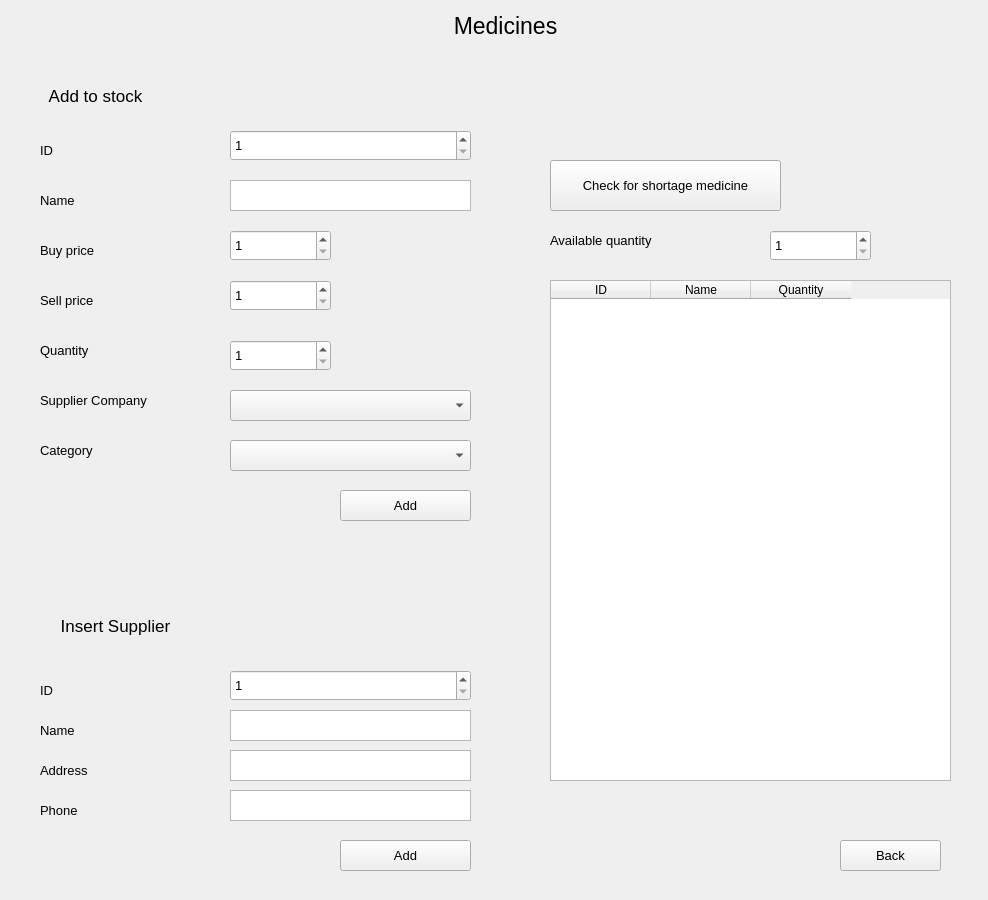
Before: the Qt Designer form medicine_window/medicine_window.ui in osamamuhammad3623/pharmacy_management_system, drawn with Qt 5.
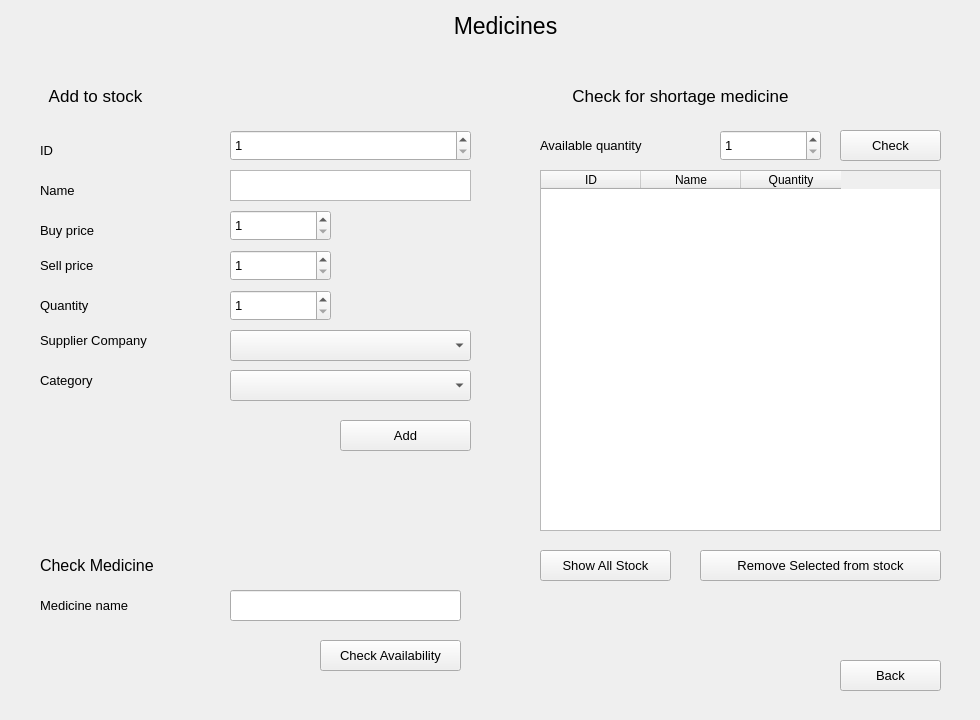
After: the same form once the commit is applied.

Patch:
```diff
--- a/medicine_window/medicine_window.ui
+++ b/medicine_window/medicine_window.ui
@@ -6,8 +6,8 @@
    <rect>
     <x>0</x>
     <y>0</y>
-    <width>988</width>
-    <height>900</height>
+    <width>980</width>
+    <height>720</height>
    </rect>
   </property>
   <property name="windowTitle">
@@ -17,7 +17,7 @@
    <property name="geometry">
     <rect>
      <x>40</x>
-     <y>380</y>
+     <y>320</y>
      <width>201</width>
      <height>41</height>
     </rect>
@@ -34,10 +34,10 @@
   <widget class="QLabel" name="label_10">
    <property name="geometry">
     <rect>
-     <x>550</x>
-     <y>220</y>
+     <x>540</x>
+     <y>120</y>
      <width>191</width>
-     <height>41</height>
+     <height>51</height>
     </rect>
    </property>
    <property name="font">
@@ -53,7 +53,7 @@
    <property name="geometry">
     <rect>
      <x>230</x>
-     <y>230</y>
+     <y>210</y>
      <width>101</width>
      <height>31</height>
     </rect>
@@ -92,7 +92,7 @@
    <property name="geometry">
     <rect>
      <x>230</x>
-     <y>280</y>
+     <y>250</y>
      <width>101</width>
      <height>31</height>
     </rect>
@@ -113,7 +113,7 @@
    <property name="geometry">
     <rect>
      <x>40</x>
-     <y>230</y>
+     <y>210</y>
      <width>101</width>
      <height>41</height>
     </rect>
@@ -131,9 +131,9 @@
    <property name="geometry">
     <rect>
      <x>40</x>
-     <y>330</y>
+     <y>280</y>
      <width>101</width>
-     <height>41</height>
+     <height>51</height>
     </rect>
    </property>
    <property name="font">
@@ -149,7 +149,7 @@
    <property name="geometry">
     <rect>
      <x>340</x>
-     <y>490</y>
+     <y>420</y>
      <width>131</width>
      <height>31</height>
     </rect>
@@ -167,7 +167,7 @@
    <property name="geometry">
     <rect>
      <x>230</x>
-     <y>340</y>
+     <y>290</y>
      <width>101</width>
      <height>31</height>
     </rect>
@@ -188,9 +188,9 @@
    <property name="geometry">
     <rect>
      <x>40</x>
-     <y>280</y>
+     <y>240</y>
      <width>101</width>
-     <height>41</height>
+     <height>51</height>
     </rect>
    </property>
    <property name="font">
@@ -206,7 +206,7 @@
    <property name="geometry">
     <rect>
      <x>40</x>
-     <y>430</y>
+     <y>360</y>
      <width>201</width>
      <height>41</height>
     </rect>
@@ -224,7 +224,7 @@
    <property name="geometry">
     <rect>
      <x>230</x>
-     <y>180</y>
+     <y>170</y>
      <width>241</width>
      <height>31</height>
     </rect>
@@ -238,8 +238,8 @@
   <widget class="QSpinBox" name="max_quantity">
    <property name="geometry">
     <rect>
-     <x>770</x>
-     <y>230</y>
+     <x>720</x>
+     <y>130</y>
      <width>101</width>
      <height>31</height>
     </rect>
@@ -260,7 +260,7 @@
    <property name="geometry">
     <rect>
      <x>40</x>
-     <y>180</y>
+     <y>170</y>
      <width>101</width>
      <height>41</height>
     </rect>
@@ -295,29 +295,11 @@
     <set>Qt::AlignCenter</set>
    </property>
   </widget>
-  <widget class="QPushButton" name="check_shortage">
-   <property name="geometry">
-    <rect>
-     <x>550</x>
-     <y>160</y>
-     <width>231</width>
-     <height>51</height>
-    </rect>
-   </property>
-   <property name="font">
-    <font>
-     <pointsize>10</pointsize>
-    </font>
-   </property>
-   <property name="text">
-    <string>Check for shortage medicine</string>
-   </property>
-  </widget>
   <widget class="QComboBox" name="md_category">
    <property name="geometry">
     <rect>
      <x>230</x>
-     <y>440</y>
+     <y>370</y>
      <width>241</width>
      <height>31</height>
     </rect>
@@ -331,10 +313,10 @@
   <widget class="QTableWidget" name="shortage_table">
    <property name="geometry">
     <rect>
-     <x>550</x>
-     <y>280</y>
+     <x>540</x>
+     <y>170</y>
      <width>401</width>
-     <height>501</height>
+     <height>361</height>
     </rect>
    </property>
    <column>
@@ -378,7 +360,7 @@
    <property name="geometry">
     <rect>
      <x>840</x>
-     <y>840</y>
+     <y>660</y>
      <width>101</width>
      <height>31</height>
     </rect>
@@ -396,7 +378,7 @@
    <property name="geometry">
     <rect>
      <x>230</x>
-     <y>390</y>
+     <y>330</y>
      <width>241</width>
      <height>31</height>
     </rect>
@@ -428,69 +410,66 @@
     <number>200</number>
    </property>
   </widget>
-  <widget class="QLabel" name="msg">
-   <property name="geometry">
-    <rect>
-     <x>40</x>
-     <y>530</y>
-     <width>431</width>
-     <height>81</height>
-    </rect>
-   </property>
-   <property name="font">
-    <font>
-     <pointsize>10</pointsize>
-    </font>
-   </property>
-   <property name="text">
-    <string/>
-   </property>
-  </widget>
   <widget class="QLabel" name="label_11">
    <property name="geometry">
     <rect>
-     <x>20</x>
-     <y>600</y>
-     <width>191</width>
-     <height>51</height>
+     <x>40</x>
+     <y>590</y>
+     <width>111</width>
+     <height>31</height>
     </rect>
    </property>
    <property name="font">
     <font>
-     <pointsize>13</pointsize>
+     <pointsize>10</pointsize>
     </font>
    </property>
    <property name="text">
-    <string>Insert Supplier</string>
-   </property>
-   <property name="alignment">
-    <set>Qt::AlignCenter</set>
+    <string>Medicine name</string>
    </property>
   </widget>
   <widget class="QLabel" name="label_12">
    <property name="geometry">
     <rect>
      <x>40</x>
-     <y>670</y>
+     <y>550</y>
+     <width>151</width>
+     <height>31</height>
+    </rect>
+   </property>
+   <property name="font">
+    <font>
+     <pointsize>12</pointsize>
+    </font>
+   </property>
+   <property name="text">
+    <string>Check Medicine</string>
+   </property>
+  </widget>
+  <widget class="QPushButton" name="check_availability">
+   <property name="geometry">
+    <rect>
+     <x>320</x>
+     <y>640</y>
+     <width>141</width>
+     <height>31</height>
+    </rect>
+   </property>
+   <property name="font">
+    <font>
+     <pointsize>10</pointsize>
+    </font>
+   </property>
+   <property name="text">
+    <string>Check Availability</string>
+   </property>
+  </widget>
+  <widget class="QPushButton" name="check_shortage">
+   <property name="geometry">
+    <rect>
+     <x>840</x>
+     <y>130</y>
      <width>101</width>
-     <height>41</height>
-    </rect>
-   </property>
-   <property name="font">
-    <font>
-     <pointsize>10</pointsize>
-    </font>
-   </property>
-   <property name="text">
-    <string>ID</string>
-   </property>
-  </widget>
-  <widget class="QTextEdit" name="sup_name">
-   <property name="geometry">
-    <rect>
-     <x>230</x>
-     <y>710</y>
-     <width>241</width>
      <height>31</height>
     </rect>
    </property>
@@ -499,117 +478,46 @@
      <pointsize>10</pointsize>
     </font>
    </property>
+   <property name="text">
+    <string>Check</string>
+   </property>
   </widget>
   <widget class="QLabel" name="label_13">
    <property name="geometry">
     <rect>
-     <x>40</x>
-     <y>710</y>
-     <width>101</width>
-     <height>41</height>
+     <x>530</x>
+     <y>70</y>
+     <width>301</width>
+     <height>51</height>
     </rect>
    </property>
    <property name="font">
     <font>
-     <pointsize>10</pointsize>
+     <pointsize>13</pointsize>
     </font>
    </property>
    <property name="text">
-    <string>Name</string>
+    <string>Check for shortage medicine</string>
    </property>
-  </widget>
-  <widget class="QTextEdit" name="sup_address">
-   <property name="geometry">
-    <rect>
-     <x>230</x>
-     <y>750</y>
-     <width>241</width>
-     <height>31</height>
-    </rect>
+   <property name="alignment">
+    <set>Qt::AlignCenter</set>
    </property>
-   <property name="font">
-    <font>
-     <pointsize>10</pointsize>
-    </font>
-   </property>
   </widget>
-  <widget class="QLabel" name="label_14">
+  <widget class="QLineEdit" name="lineEdit">
    <property name="geometry">
     <rect>
-     <x>40</x>
-     <y>750</y>
-     <width>101</width>
-     <height>41</height>
-    </rect>
-   </property>
-   <property name="font">
-    <font>
-     <pointsize>10</pointsize>
-    </font>
-   </property>
-   <property name="text">
-    <string>Address</string>
-   </property>
-  </widget>
-  <widget class="QTextEdit" name="sup_phone">
-   <property name="geometry">
-    <rect>
      <x>230</x>
-     <y>790</y>
-     <width>241</width>
+     <y>590</y>
+     <width>231</width>
      <height>31</height>
     </rect>
    </property>
-   <property name="font">
-    <font>
-     <pointsize>10</pointsize>
-    </font>
-   </property>
   </widget>
-  <widget class="QLabel" name="label_15">
+  <widget class="QPushButton" name="show_all_stock">
    <property name="geometry">
     <rect>
-     <x>40</x>
-     <y>790</y>
-     <width>101</width>
-     <height>41</height>
-    </rect>
-   </property>
-   <property name="font">
-    <font>
-     <pointsize>10</pointsize>
-    </font>
-   </property>
-   <property name="text">
-    <string>Phone</string>
-   </property>
-  </widget>
-  <widget class="QSpinBox" name="sup_id">
-   <property name="geometry">
-    <rect>
-     <x>230</x>
-     <y>670</y>
-     <width>241</width>
-     <height>31</height>
-    </rect>
-   </property>
-   <property name="font">
-    <font>
-     <pointsize>10</pointsize>
-    </font>
-   </property>
-   <property name="minimum">
-    <number>1</number>
-   </property>
-   <property name="maximum">
-    <number>200</number>
-   </property>
-  </widget>
-  <widget class="QPushButton" name="add_sup">
-   <property name="geometry">
-    <rect>
-     <x>340</x>
-     <y>840</y>
+     <x>540</x>
+     <y>550</y>
      <width>131</width>
      <height>31</height>
     </rect>
@@ -620,7 +528,43 @@
     </font>
    </property>
    <property name="text">
-    <string>Add</string>
+    <string>Show All Stock</string>
+   </property>
+  </widget>
+  <widget class="QPushButton" name="remove_selected">
+   <property name="geometry">
+    <rect>
+     <x>700</x>
+     <y>550</y>
+     <width>241</width>
+     <height>31</height>
+    </rect>
+   </property>
+   <property name="font">
+    <font>
+     <pointsize>10</pointsize>
+    </font>
+   </property>
+   <property name="text">
+    <string>Remove Selected from stock</string>
+   </property>
+  </widget>
+  <widget class="QLabel" name="msg">
+   <property name="geometry">
+    <rect>
+     <x>40</x>
+     <y>460</y>
+     <width>441</width>
+     <height>61</height>
+    </rect>
+   </property>
+   <property name="font">
+    <font>
+     <pointsize>10</pointsize>
+    </font>
+   </property>
+   <property name="text">
+    <string/>
    </property>
   </widget>
  </widget>
```
